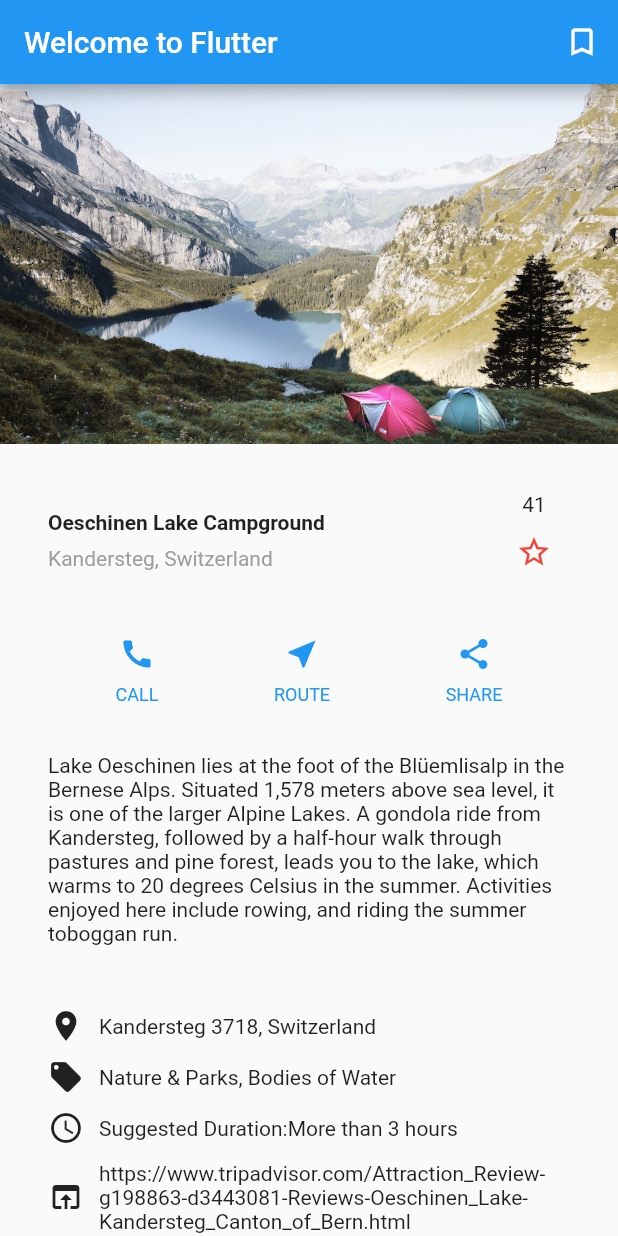
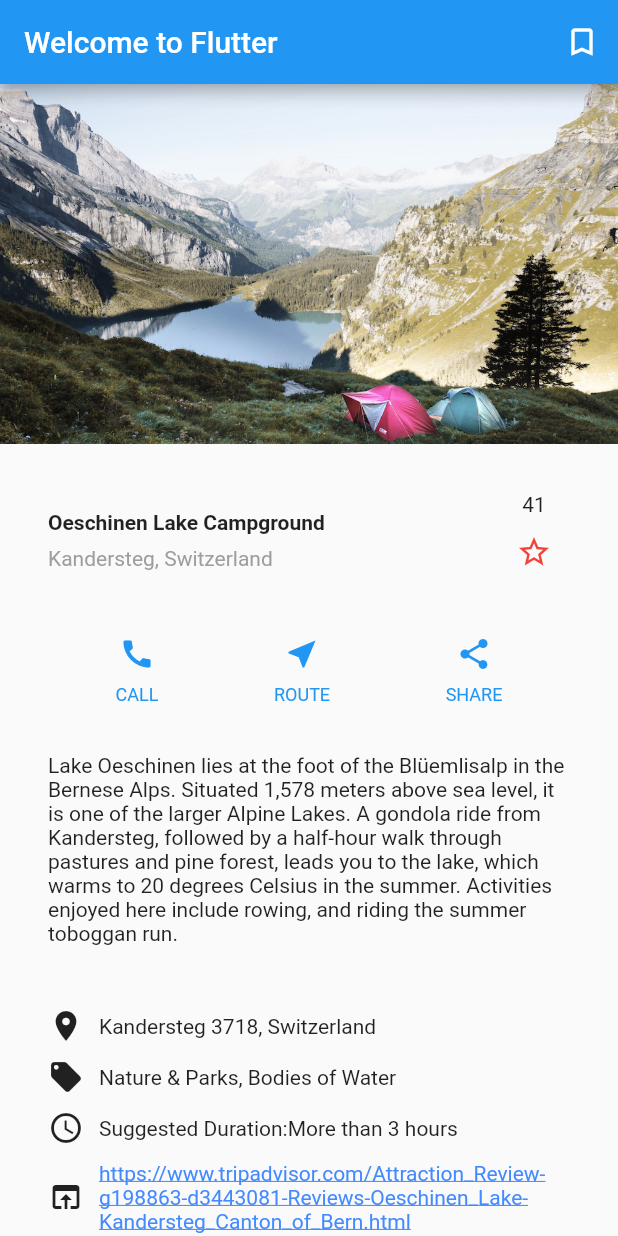
Before and after one commit to jswolf19/flutter-bookapp, a Flutter app: the screen it shows after launch, on a phone screen of 412 x 824 dp. Run offline on Flutter 3.47's test engine with Material 2 defaults, Android fonts, the phone set to English and light mode, and no system bars; drawn by our look-alikes of flutter_linkify.

Commit message:
明細リンク対応

```diff
--- a/lib/main.dart
+++ b/lib/main.dart
@@ -1,4 +1,6 @@
 import 'package:flutter/material.dart';
+import 'package:flutter_linkify/flutter_linkify.dart';
+import 'package:url_launcher/url_launcher.dart';
 import 'bookmark_widget.dart';
 import 'favorite_widget.dart';
 
@@ -132,7 +134,13 @@ class MyApp extends StatelessWidget {
           Expanded(
             child: Container(
               margin: EdgeInsets.only(left: 10),
-              child: Text(detailText),
+              child: Linkify(
+                text: detailText,
+                onOpen: (link) {
+                  launch(link.text);
+                },
+                options: LinkifyOptions(humanize: false),
+              ),
             ),
           )
         ],
```
